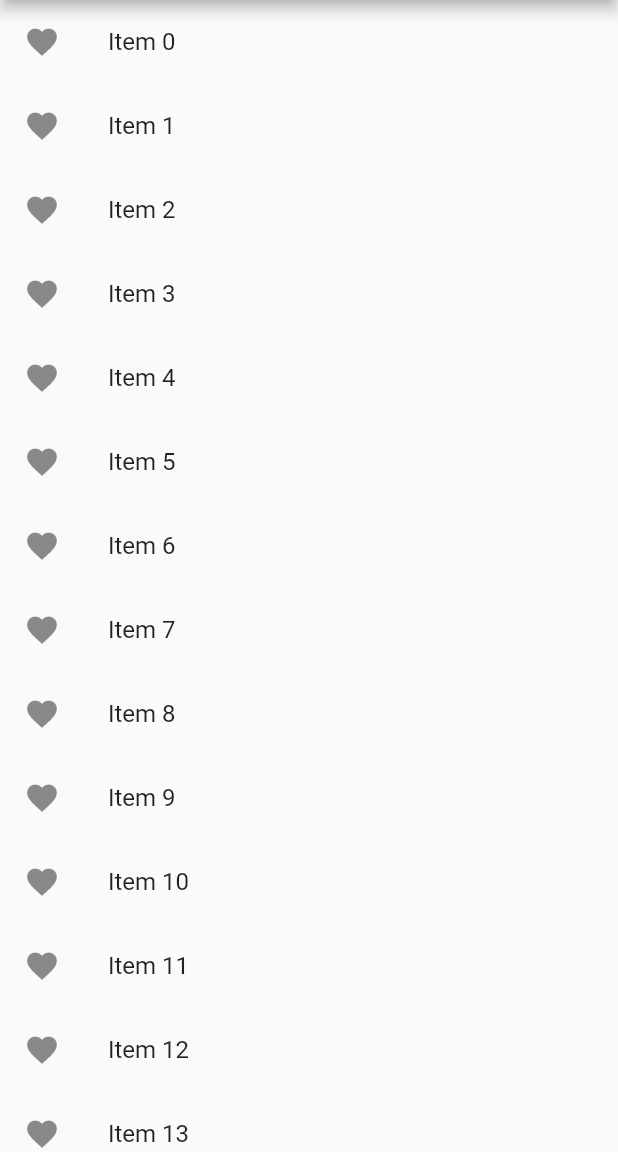
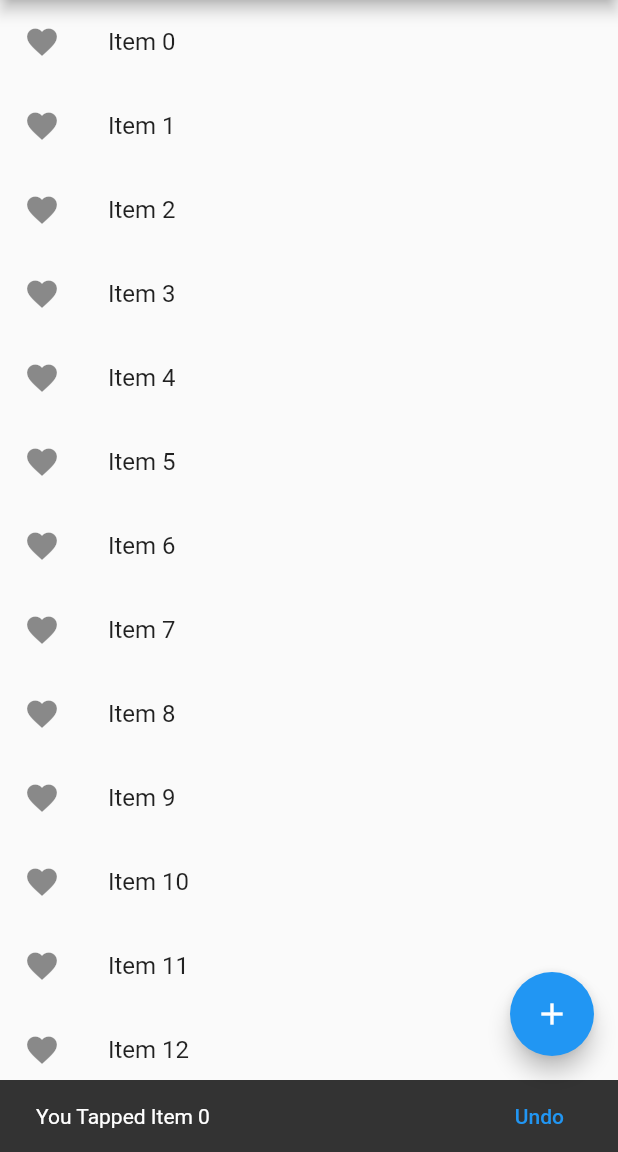
Before and after one commit to Sujit-sahoo3571/flutter_hello_world, a Flutter app: the screen it shows after launch, after a tap on an icon or button, on a phone screen of 412 x 824 dp, the part 84-1236 px from its top. Run offline on Flutter 3.47's test engine with Material 2 defaults, Android fonts, the phone set to English and light mode, and no system bars.

Commit message:
snackbar and FAB

```diff
--- a/lib/main.dart
+++ b/lib/main.dart
@@ -11,9 +11,12 @@ class MyApp extends StatelessWidget {
       debugShowCheckedModeBanner: false,
       title: "List View",
       home: Scaffold(
-        appBar: AppBar(title: Text("Long List View")),
-        body: getListView(),
-      ),
+          appBar: AppBar(title: Text("Long List View")),
+          body: getListView(),
+          floatingActionButton: FloatingActionButton(
+              onPressed: () => debugPrint("Add button pressed !"),
+              tooltip: "one more Item added",
+              child: Icon(Icons.add))),
     );
   }
 }
@@ -31,7 +34,22 @@ Widget getListView() {
       itemBuilder: (context, index) => ListTile(
             leading: Icon(Icons.favorite),
             title: Text(listItems[index]),
-            onTap: () => debugPrint("${listItems[index]} was clicked "),
+            onTap: () => showSnackBar(context, listItems[index]),
           ));
   return listView;
 }
+
+// snack bar
+
+void showSnackBar(BuildContext context, String item) {
+  var snackbar = SnackBar(
+    content: Text("You Tapped $item"),
+    // duration: Duration(seconds: 30),
+    action: SnackBarAction(
+      label: "Undo",
+      onPressed: () => debugPrint("Undo action started "),
+    ),
+  );
+
+  ScaffoldMessenger.of(context).showSnackBar(snackbar);
+}
```
